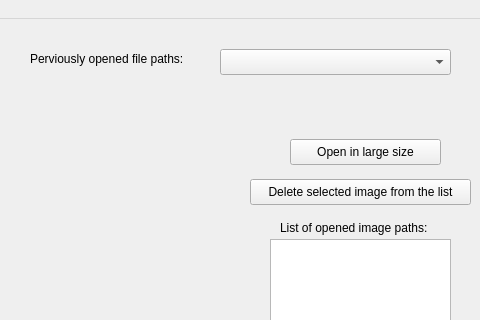
This is Beadando/mainwindow.ui in Skiba19/Qt-framework as Qt 5 draws it before an edit; both pictures show x 320 to 800 and y 0 to 320 of the 800 by 600 pixel window. The edited form follows.
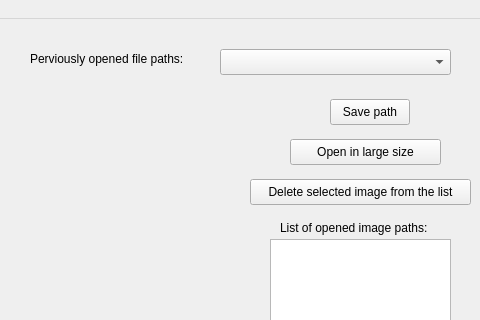
This is the edited form.

What changed in the file:
```diff
--- a/Beadando/mainwindow.ui
+++ b/Beadando/mainwindow.ui
@@ -138,6 +138,19 @@
      <string>Open in large size</string>
     </property>
    </widget>
+   <widget class="QPushButton" name="saveButton">
+    <property name="geometry">
+     <rect>
+      <x>650</x>
+      <y>80</y>
+      <width>80</width>
+      <height>26</height>
+     </rect>
+    </property>
+    <property name="text">
+     <string>Save path</string>
+    </property>
+   </widget>
   </widget>
   <widget class="QMenuBar" name="menubar">
    <property name="geometry">
```
